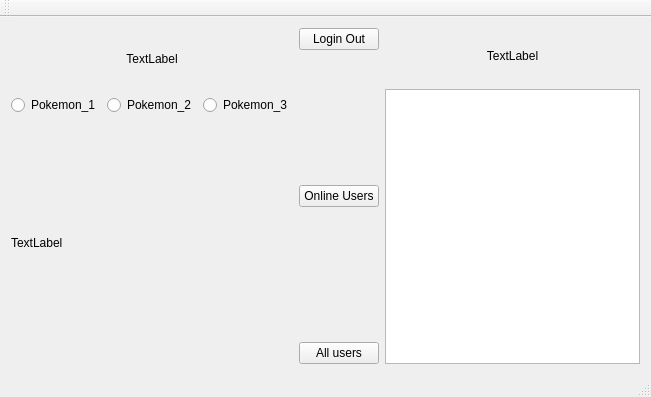
The window that stage_2/Pokemon_Client/mainwindow.ui (Anjiansan/Pokemon) describes before a commit, drawn with Qt 5.
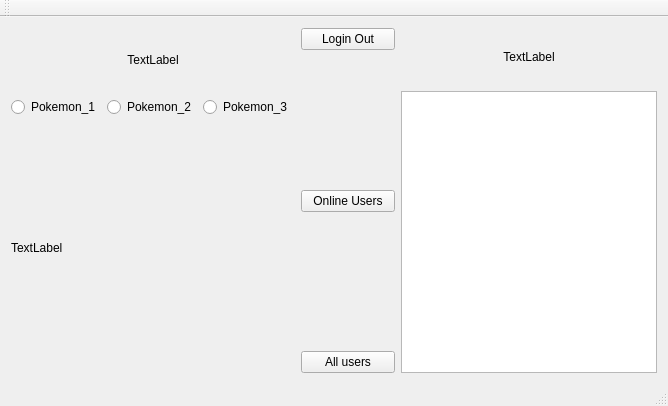
The same window after the commit.

```diff
--- a/stage_2/Pokemon_Client/mainwindow.ui
+++ b/stage_2/Pokemon_Client/mainwindow.ui
@@ -6,8 +6,8 @@
    <rect>
     <x>0</x>
     <y>0</y>
-    <width>651</width>
-    <height>397</height>
+    <width>668</width>
+    <height>406</height>
    </rect>
   </property>
   <property name="windowTitle">
@@ -22,7 +22,7 @@
    </property>
    <layout class="QVBoxLayout" name="verticalLayout_3">
     <item>
-     <layout class="QHBoxLayout" name="horizontalLayout_2">
+     <layout class="QHBoxLayout" name="horizontalLayout_2" stretch="3,1,0">
       <item>
        <layout class="QGridLayout" name="gridLayout" rowstretch="1,1,4">
         <item row="1" column="0" colspan="2">
@@ -98,7 +98,7 @@
         <item>
          <widget class="QPushButton" name="BtnLoginOut">
           <property name="sizePolicy">
-           <sizepolicy hsizetype="Fixed" vsizetype="Fixed">
+           <sizepolicy hsizetype="Preferred" vsizetype="Fixed">
             <horstretch>0</horstretch>
             <verstretch>0</verstretch>
            </sizepolicy>
@@ -124,7 +124,7 @@
         <item>
          <widget class="QPushButton" name="BtnOnline">
           <property name="sizePolicy">
-           <sizepolicy hsizetype="Fixed" vsizetype="Fixed">
+           <sizepolicy hsizetype="Preferred" vsizetype="Fixed">
             <horstretch>0</horstretch>
             <verstretch>0</verstretch>
            </sizepolicy>
@@ -150,7 +150,7 @@
         <item>
          <widget class="QPushButton" name="BtnAllUsers">
           <property name="sizePolicy">
-           <sizepolicy hsizetype="Fixed" vsizetype="Fixed">
+           <sizepolicy hsizetype="Preferred" vsizetype="Fixed">
             <horstretch>0</horstretch>
             <verstretch>0</verstretch>
            </sizepolicy>
```
Left out of the diff: 4 changed lines with no effect on the pictures.
